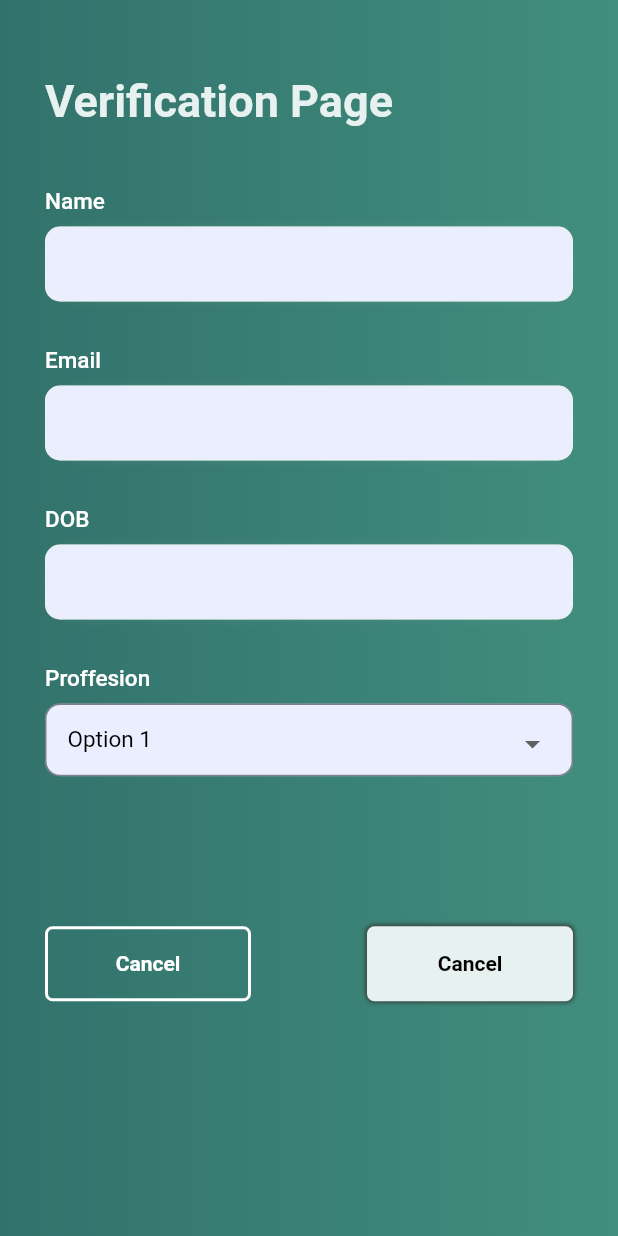
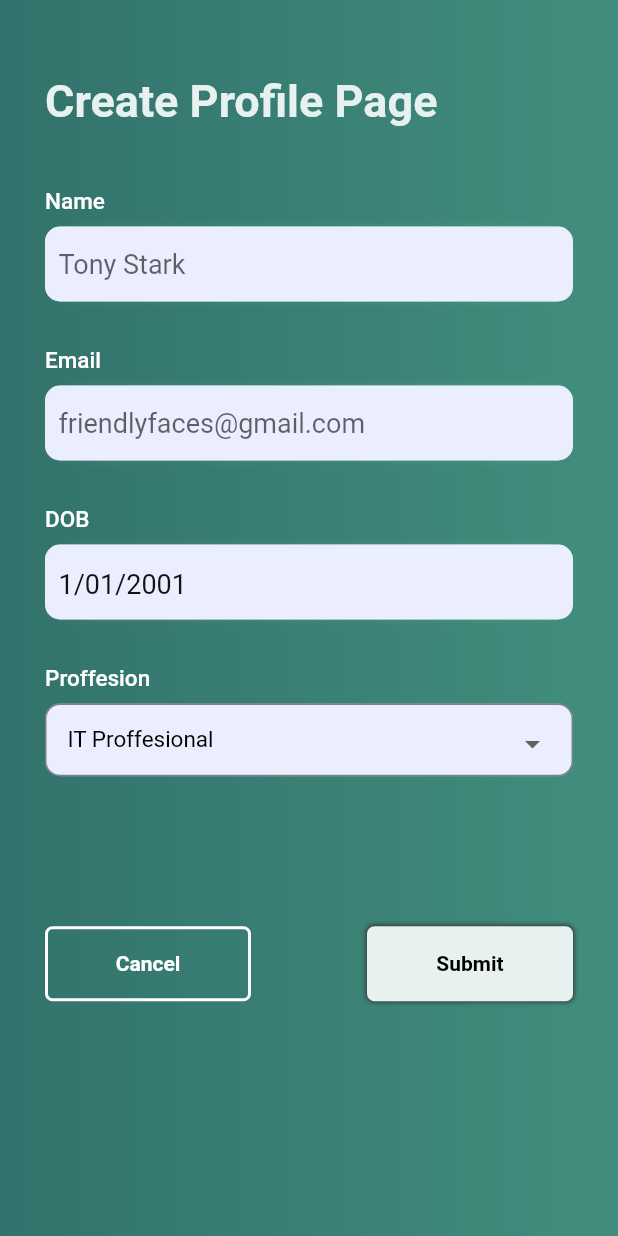
Before and after one commit to m0hit-kumar/Friendly-Faces, a Flutter app: the CreateProfile screen opened by its route, on a phone screen of 412 x 824 dp. Run offline on Flutter 3.47's test engine with Material 2 defaults, Android fonts, the phone set to English and light mode, and no system bars; our stand-ins replace cloud_firestore, firebase_auth, firebase_core, flutter_svg, get; accounts and stored records are empty; project files that could hold a hidden picture were left out.

Commit message:
create profile completed

```diff
--- /dev/null
+++ b/lib/controller/database_controller.dart
@@ -0,0 +1,34 @@
+import 'package:cloud_firestore/cloud_firestore.dart';
+import 'package:firebase_auth/firebase_auth.dart';
+import 'package:friendly_faces/controller/signup_controller.dart';
+import 'package:get/get.dart';
+
+class DatabaseController extends ConcreteGetxController {
+  static get instance => Get.find();
+
+  final _auth = FirebaseAuth.instance;
+
+  CollectionReference users = FirebaseFirestore.instance.collection('users');
+  Future<void> createProfile(
+      String name, String email, DateTime dob, String proffesion) async {
+    final user = _auth.currentUser?.uid;
+    // print("000000000000000000 $user");
+
+    final createProfile = {
+      'name': name,
+      'email': email,
+      'dob': {"date": dob.day, "month": dob.month, "year": dob.year},
+      'proffesion': proffesion
+    };
+
+    users
+        .doc(user)
+        .set(createProfile)
+        .then((value) =>
+            // ignore: avoid_print
+            {print("000000000000 Profile Created"), Get.toNamed("/homePage")})
+        .catchError(
+            // ignore: avoid_print, invalid_return_type_for_catch_error
+            (error) => print("000000000000Failed to Create user: $error"));
+  }
+}
--- a/lib/pages/auth/create_profile.dart
+++ b/lib/pages/auth/create_profile.dart
@@ -1,5 +1,6 @@
 import 'package:flutter/material.dart';
 import 'package:friendly_faces/constants/constants.dart';
+import 'package:friendly_faces/controller/database_controller.dart';
 import 'package:get/get.dart';
 
 class CreateProfile extends StatefulWidget {
@@ -14,8 +15,13 @@ class _CreateProfileState extends State<CreateProfile> {
   TextEditingController passwordController = TextEditingController();
 
   final constants = Get.put(Constants());
+  final database = Get.put(DatabaseController());
+  late DateTime dob;
+  String dobHolder = "1/01/2001";
+  final _name = TextEditingController();
+  final _email = TextEditingController();
 
-  String dropdownValue = 'Option 1';
+  String proffesion = 'IT Proffesional';
   @override
   Widget build(BuildContext context) {
     return Scaffold(
@@ -35,7 +41,7 @@ class _CreateProfileState extends State<CreateProfile> {
               crossAxisAlignment: CrossAxisAlignment.start,
               children: [
                 Text(
-                  "Verification Page",
+                  "Create Profile Page",
                   style: TextStyle(
                       fontSize: 30,
                       color: constants.whiteBackground,
@@ -75,8 +81,9 @@ class _CreateProfileState extends State<CreateProfile> {
                   child: Padding(
                     padding: const EdgeInsets.only(left: 8.0, right: 8.0),
                     child: TextFormField(
+                      controller: _name,
                       decoration: const InputDecoration(
-                        hintText: " ",
+                        hintText: "Tony Stark",
                         border: InputBorder.none,
                       ),
                       autofocus: false,
@@ -120,8 +127,9 @@ class _CreateProfileState extends State<CreateProfile> {
                   child: Padding(
                     padding: const EdgeInsets.only(left: 8.0, right: 8.0),
                     child: TextFormField(
+                      controller: _email,
                       decoration: const InputDecoration(
-                        hintText: " ",
+                        hintText: "friendlyfaces@gmail.com",
                         border: InputBorder.none,
                       ),
                       autofocus: false,
@@ -144,14 +152,32 @@ class _CreateProfileState extends State<CreateProfile> {
                         fontWeight: FontWeight.w500),
                   ),
                 ),
-                Container(
+                InkWell(
+                  onTap: () async {
+                    DateTime? pickedDate = await showDatePicker(
+                        context: context,
+                        initialDate: DateTime.now(), //get today's date
+                        firstDate: DateTime(2000),
+                        lastDate: DateTime(2101));
+                    if (pickedDate != null) {
+                      // print(pickedDate);
+                      setState(() {
+                        dob = pickedDate;
+                        dobHolder = "${dob.day}/${dob.month}/${dob.year}";
+                      });
+                    } else {
+                      // ignore: avoid_print
+                      print("Date is not selected");
+                    }
+                  },
+                  child: Container(
                     decoration: BoxDecoration(
                       boxShadow: const [
                         BoxShadow(
-                        color: Color(0xffa3b1c6), // darker color
+                          color: Color(0xffa3b1c6),
                         ),
                         BoxShadow(
-                        color: Color(0xffe0e5ec), // background color
+                          color: Color(0xffe0e5ec),
                           spreadRadius: -12.0,
                           blurRadius: 12.0,
                         ),
@@ -160,19 +186,18 @@ class _CreateProfileState extends State<CreateProfile> {
                       borderRadius: BorderRadius.circular(10),
                       border: Border.all(color: constants.whiteBackground),
                     ),
-                  // width: 60,
+                    width: double.infinity,
                     height: 50,
                     child: Padding(
-                    padding: const EdgeInsets.only(left: 8.0, right: 8.0),
-                    child: TextFormField(
-                      decoration: const InputDecoration(
-                        hintText: " ",
-                        border: InputBorder.none,
+                      padding: const EdgeInsets.only(
+                          left: 8.0, right: 8.0, top: 15.0, bottom: 15),
+                      child: Text(
+                        dobHolder,
+                        style: const TextStyle(
+                            fontSize: 18,
+                            color: Color.fromARGB(255, 19, 19, 19)),
+                        textAlign: TextAlign.left,
                       ),
-                      autofocus: false,
-                      style: const TextStyle(
-                          fontSize: 18, color: Color.fromARGB(255, 19, 19, 19)),
-                      textAlign: TextAlign.left,
                     ),
                   ),
                 ),
@@ -198,17 +223,17 @@ class _CreateProfileState extends State<CreateProfile> {
                     border: Border.all(color: Colors.black.withOpacity(0.46)),
                   ),
                   child: DropdownButton<String>(
-                    value: dropdownValue,
+                    value: proffesion,
                     onChanged: (String? newValue) {
                       setState(() {
-                        dropdownValue = newValue!;
+                        proffesion = newValue!;
                       });
                     },
                     items: <String>[
-                      'Option 1',
-                      'Option 2',
-                      'Option 3',
-                      'Option 4'
+                      'IT Proffesional',
+                      'Traveller',
+                      'Student',
+                      'Other'
                     ].map<DropdownMenuItem<String>>((String value) {
                       return DropdownMenuItem<String>(
                         value: value,
@@ -234,10 +259,11 @@ class _CreateProfileState extends State<CreateProfile> {
                   mainAxisAlignment: MainAxisAlignment.spaceBetween,
                   children: [
                     InkWell(
-                      onTap: () {},
+                      onTap: () {
+                        Get.back(canPop: true);
+                      },
                       child: Container(
                         decoration: BoxDecoration(
-                          // color: constants.whiteBackground,
                           border: Border.all(width: 2, color: Colors.white),
                           borderRadius: const BorderRadius.all(
                             Radius.circular(5.0),
@@ -254,17 +280,23 @@ class _CreateProfileState extends State<CreateProfile> {
                       ),
                     ),
                     InkWell(
-                      onTap: () {},
+                      onTap: () {
+                        // ignore: avoid_print
+                        print(
+                            "0000000000000 ${_email.text} ${_name.text} $dob");
+
+                        database.createProfile(
+                            _name.text, _email.text, dob, proffesion);
+                      },
                       child: Container(
                         decoration: BoxDecoration(
                           boxShadow: const [
                             BoxShadow(
-                                color: Color.fromARGB(255, 53, 52, 52), //New
+                                color: Color.fromARGB(255, 53, 52, 52),
                                 blurRadius: 2.0,
                                 spreadRadius: 0.3)
                           ],
                           color: constants.whiteBackground,
-                          // border: Border.all(width: 2, color: Colors.white),
                           borderRadius: const BorderRadius.all(
                             Radius.circular(5.0),
                           ),
@@ -272,7 +304,7 @@ class _CreateProfileState extends State<CreateProfile> {
                         width: Get.width / 3,
                         height: 50,
                         child: const Center(
-                          child: Text("Cancel",
+                          child: Text("Submit",
                               style: TextStyle(
                                   color: Colors.black,
                                   fontWeight: FontWeight.w600)),
```
Also changed, not shown: lib/main.dart (+6 -4 lines), lib/pages/auth/dashboard/homepage.dart (+13 -5 lines). Lines whose indentation alone changed are shown as unchanged.
